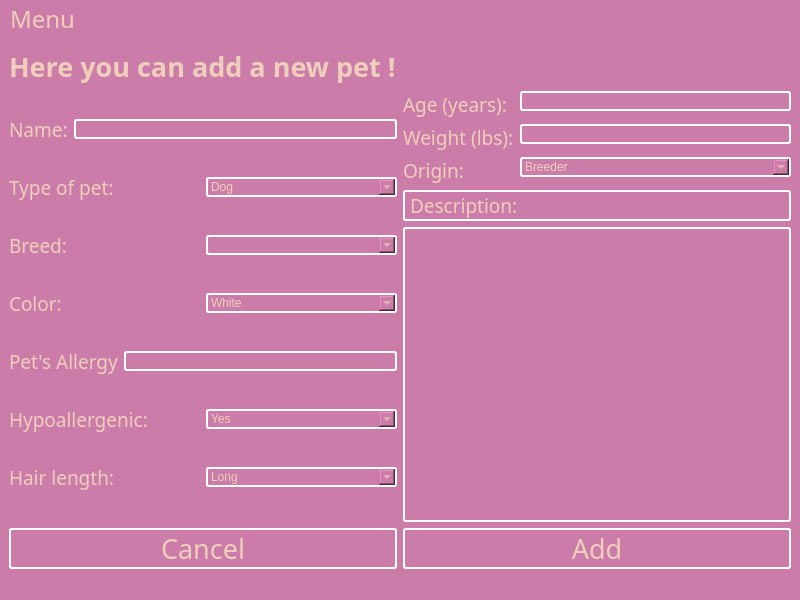
Old version of the form breadnbutter/gui/shelterupload.ui in the repository jacksodl23/cs-205-pet-adoption.
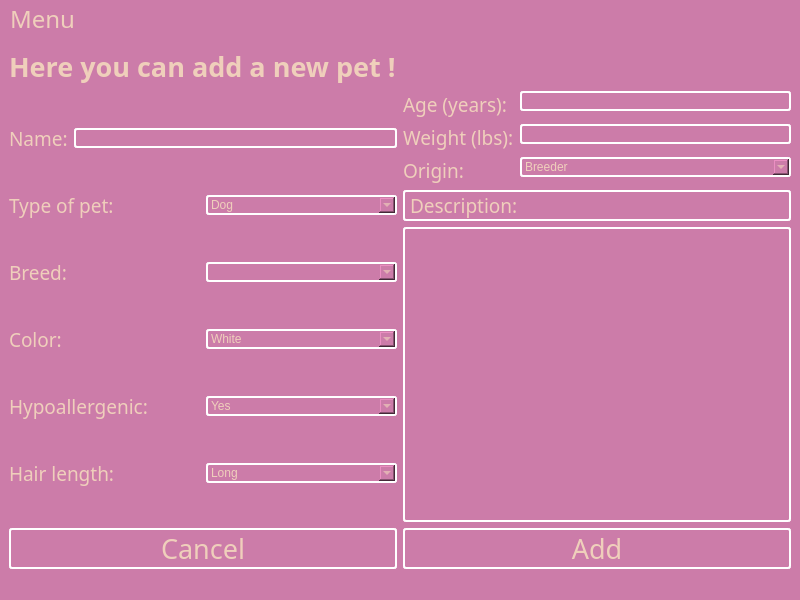
New version of the form.

Commit message: removing pet allergy from GUI

```diff
--- a/breadnbutter/gui/shelterupload.ui
+++ b/breadnbutter/gui/shelterupload.ui
@@ -208,32 +208,6 @@
           </item>
          </layout>
         </item>
-        <item>
-         <layout class="QHBoxLayout" name="horizontalLayout_7">
-          <item>
-           <widget class="QLabel" name="label_11">
-            <property name="font">
-             <font>
-              <family>Dyuthi</family>
-              <pointsize>14</pointsize>
-             </font>
-            </property>
-            <property name="text">
-             <string>Pet's Allergy</string>
-            </property>
-           </widget>
-          </item>
-          <item>
-           <widget class="QLineEdit" name="lineEdit">
-            <property name="styleSheet">
-             <string notr="true">color: rgb(239, 207, 187);
-border: 2px solid  white; 
-     border-radius: 3px;</string>
-            </property>
-           </widget>
-          </item>
-         </layout>
-        </item>
         <item>
          <layout class="QHBoxLayout" name="horizontalLayout_5">
           <item>
```
Left out of the diff: 2 changed lines with no effect on the pictures. The commit also changes 4 other files.
